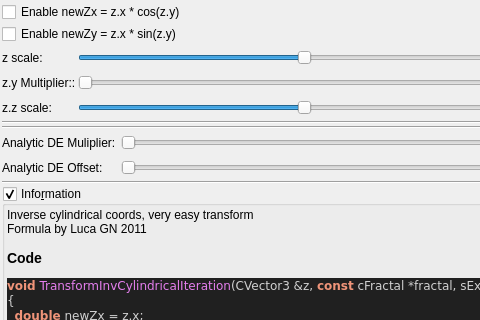
buddhi1980/mandelbulber2, file mandelbulber2/qt_data/fractal_transf_inv_cylindrical.ui: the form before one commit; both pictures show x 0 to 480 and y 0 to 320 of the 623 by 751 pixel window.
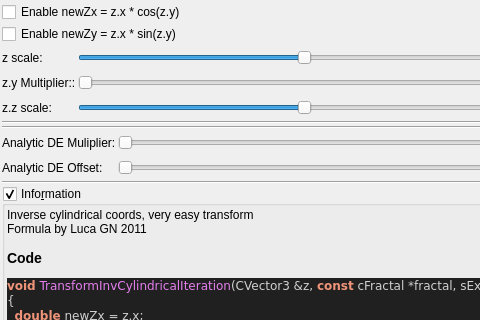
The form after the commit. Custom widgets are drawn as their Qt base class.

Patch:
```diff
--- a/mandelbulber2/qt_data/fractal_transf_inv_cylindrical.ui
+++ b/mandelbulber2/qt_data/fractal_transf_inv_cylindrical.ui
@@ -255,7 +255,7 @@
         </font>
        </property>
        <property name="text">
-        <string>Analytic DE Muliplier: </string>
+        <string>Analytic DE Muliplier:</string>
        </property>
       </widget>
      </item>
@@ -386,7 +386,7 @@
         </font>
        </property>
        <property name="text">
-        <string>Analytic DE Offset: </string>
+        <string>Analytic DE Offset:</string>
        </property>
       </widget>
      </item>
```
